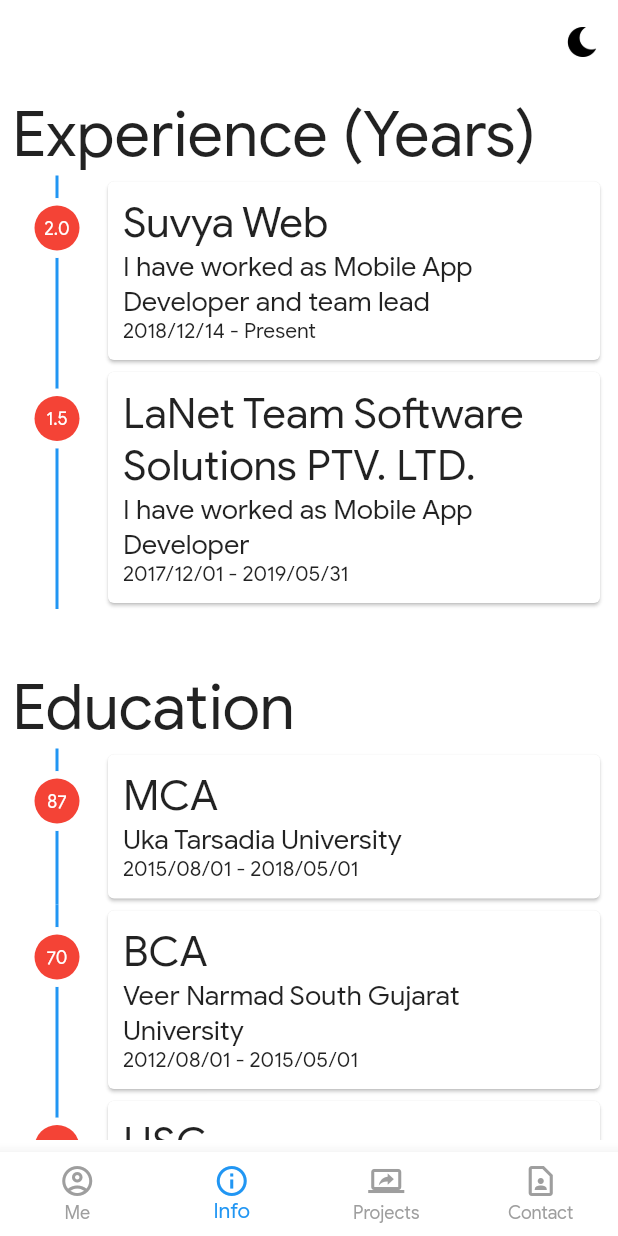
After one commit to hardikgpatel/hardikpatel_portfolio, a Flutter app: the screen it shows after launch, item 2 of the bottom bar chosen, on a phone screen of 412 x 824 dp. The commit adds this screen. Run offline on Flutter 3.47's test engine with Material 2 defaults, Android fonts, the phone set to English and light mode, and no system bars; our stand-ins replace flutter_screenutil, google_fonts; missing offline and left inert: dart:html.

Commit message:
Adding Project and Infrmation Screen

```diff
--- a/lib/ screens/about_screen.dart
+++ b/lib/ screens/about_screen.dart
@@ -22,7 +22,7 @@
               ),
               Text(
                 'Hey! I am Hardik Patel',
-                textScaleFactor: 3,
+                textScaleFactor: 2.8,
                 textAlign: TextAlign.center,
               ),
               SizedBox(
--- a/lib/ screens/home_screen.dart
+++ b/lib/ screens/home_screen.dart
@@ -1,7 +1,11 @@
 import 'package:flutter/material.dart';
+import 'package:flutter/rendering.dart';
 import 'package:flutter_screenutil/flutter_screenutil.dart';
 import 'package:google_fonts/google_fonts.dart';
 import 'package:hardikpatel/%20screens/about_screen.dart';
+import 'package:hardikpatel/%20screens/contact_screen.dart';
+import 'package:hardikpatel/%20screens/info_screen.dart';
+import 'package:hardikpatel/%20screens/project_screen.dart';
 import 'package:hardikpatel/config/assets.dart';
 import 'package:hardikpatel/utils/style_guid.dart';
 import 'package:hardikpatel/widgets/theme_inherited_widget.dart';
@@ -18,9 +22,9 @@
 
   static List<Widget> tabWidgets = <Widget>[
     AboutScreen(),
-    AboutScreen(),
-    AboutScreen(),
-    AboutScreen(),
+    InfoScreen(),
+    ProjectScreen(),
+    ContactScreen(),
   ];
 
   @override
@@ -38,18 +42,25 @@
         child: tabWidgets[_selectedTabIndex],
       ),
       bottomNavigationBar: BottomNavigationBar(
-        items: const <BottomNavigationBarItem>[
+        unselectedItemColor: Colors.grey,
+        showUnselectedLabels: true,
+        type: BottomNavigationBarType.fixed,
+        items: [
           BottomNavigationBarItem(
             icon: Icon(Icons.account_circle_outlined),
             title: Text('Me'),
           ),
           BottomNavigationBarItem(
-            icon: Icon(Icons.school_outlined),
-            title: Text('Education'),
+            icon: Icon(Icons.info_outline),
+            title: Text('Info'),
           ),
           BottomNavigationBarItem(
-            icon: Icon(Icons.mobile_screen_share_outlined),
+            icon: Icon(Icons.screen_share_outlined),
             title: Text('Projects'),
+          ),
+          BottomNavigationBarItem(
+            icon: Icon(Icons.contact_page_outlined),
+            title: Text('Contact'),
           ),
         ],
         currentIndex: _selectedTabIndex,
--- /dev/null
+++ b/lib/ screens/info_screen.dart
@@ -0,0 +1,200 @@
+import 'dart:ui';
+
+import 'package:flutter/material.dart';
+import 'package:hardikpatel/model/education_model.dart';
+import 'package:hardikpatel/model/experience_model.dart';
+import 'package:hardikpatel/widgets/responsive_widget.dart';
+import 'package:hardikpatel/widgets/theme_inherited_widget.dart';
+import 'package:intl/intl.dart';
+
+class InfoScreen extends StatefulWidget {
+  @override
+  _InfoScreenState createState() => _InfoScreenState();
+}
+
+class _InfoScreenState extends State<InfoScreen> {
+  List<ExperienceModel> _exp = [
+    ExperienceModel(
+      companyName: 'Suvya Web',
+      description: 'I have worked as Mobile App Developer and team lead',
+      startDate: DateTime(2018, 12, 14),
+      endDate: null,
+    ),
+    ExperienceModel(
+      companyName: 'LaNet Team Software Solutions PTV. LTD.',
+      description: 'I have worked as Mobile App Developer',
+      startDate: DateTime(2017, 12, 1),
+      endDate: DateTime(2019, 05, 31),
+    ),
+  ];
+
+  List<ExperienceModel> _edu = [
+    ExperienceModel(
+      companyName: 'MCA',
+      description: 'Uka Tarsadia University',
+      startDate: DateTime(2015, 08, 1),
+      endDate: DateTime(2018, 05, 1),
+      marks: '87',
+    ),
+    ExperienceModel(
+      companyName: 'BCA',
+      description: 'Veer Narmad South Gujarat University',
+      startDate: DateTime(2012, 08, 1),
+      endDate: DateTime(2015, 05, 1),
+      marks: '70',
+    ),
+    ExperienceModel(
+      companyName: 'HSC',
+      description: 'Gujarat Secondary and Higher Secondary Education Board',
+      startDate: DateTime(2015, 08, 1),
+      endDate: DateTime(2018, 05, 1),
+      marks: '57',
+    ),
+    ExperienceModel(
+      companyName: 'SSC',
+      description: 'Gujarat Secondary and Higher Secondary Education Board',
+      startDate: DateTime(2015, 08, 1),
+      endDate: DateTime(2018, 05, 1),
+      marks: '68',
+    ),
+  ];
+
+  @override
+  Widget build(BuildContext context) {
+    return Padding(
+      padding: EdgeInsets.all(8.0),
+      child: ResponsiveWidget(
+        largeScreen: Row(
+          children: [
+            Expanded(
+              flex: 1,
+              child: Container(),
+            ),
+            Expanded(
+              flex: 2,
+              child: SingleChildScrollView(child: content()),
+            ),
+            Expanded(
+              flex: 1,
+              child: Container(),
+            )
+          ],
+        ),
+        smallScreen: SingleChildScrollView(child: content()),
+      ),
+    );
+  }
+
+  Widget content() {
+    return Column(
+      crossAxisAlignment: CrossAxisAlignment.start,
+      mainAxisAlignment: MainAxisAlignment.start,
+      children: [
+        Text(
+          'Experience (Years)',
+          textScaleFactor: 3,
+        ),
+        ListView.builder(
+          itemCount: _exp.length,
+          shrinkWrap: true,
+          physics: NeverScrollableScrollPhysics(),
+          itemBuilder: (context, index) => experienceItem(_exp[index]),
+        ),
+        SizedBox(
+          height: 40,
+        ),
+        Text(
+          'Education',
+          textScaleFactor: 3,
+        ),
+        ListView.builder(
+          itemCount: _edu.length,
+          shrinkWrap: true,
+          physics: NeverScrollableScrollPhysics(),
+          itemBuilder: (context, index) => experienceItem(_edu[index]),
+        ),
+      ],
+    );
+  }
+
+  _getDiff(DateTime start, DateTime end) {
+    final difference = (end.difference(start).inDays / 365).toStringAsFixed(1);
+    return difference;
+  }
+
+  Widget experienceItem(ExperienceModel experienceModel) {
+    return Stack(
+      children: [
+        Padding(
+          padding: EdgeInsets.only(left: 60.0),
+          child: Card(
+            child: Padding(
+              padding: EdgeInsets.all(10.0),
+              child: Column(
+                crossAxisAlignment: CrossAxisAlignment.stretch,
+                children: [
+                  Text(
+                    experienceModel.companyName,
+                    textScaleFactor: 2,
+                  ),
+                  Text(
+                    experienceModel.description,
+                    textScaleFactor: 1.3,
+                  ),
+                  Text(
+                    '${DateFormat('yyyy/MM/dd').format(experienceModel.startDate)} - ${experienceModel.endDate != null ? DateFormat('yyyy/MM/dd').format(experienceModel.endDate) : 'Present'}',
+                  ),
+                ],
+              ),
+            ),
+          ),
+        ),
+        Positioned(
+          top: 0.0,
+          bottom: 0.0,
+          left: 29.0,
+          child: Container(
+            height: double.infinity,
+            width: 2.0,
+            color: Theme.of(context).accentColor,
+          ),
+        ),
+        Positioned(
+          top: 15,
+          //bottom: 0,
+          left: 10.0,
+          child: Container(
+            height: 40.0,
+            width: 40.0,
+            decoration: BoxDecoration(
+              shape: BoxShape.circle,
+              color: ThemeSwitcher.of(context).isDarkModeOn
+                  ? Colors.black
+                  : Colors.white,
+            ),
+            child: Container(
+              margin: EdgeInsets.all(5.0),
+              height: 30.0,
+              width: 30.0,
+              decoration: BoxDecoration(
+                shape: BoxShape.circle,
+                color: Colors.red,
+              ),
+              child: Center(
+                child: Text(
+                  experienceModel.marks!=null
+                      ? experienceModel.marks
+                      : '${_getDiff(experienceModel.startDate, experienceModel.endDate ?? DateTime.now())}',
+                  style: TextStyle(
+                    fontSize: 12,
+                    color: Colors.white,
+                  ),
+                ),
+              ),
+            ),
+          ),
+        )
+      ],
+    );
+  }
+}
--- /dev/null
+++ b/lib/model/experience_model.dart
@@ -0,0 +1,15 @@
+class ExperienceModel {
+  String companyName;
+  String description;
+  DateTime startDate;
+  DateTime endDate;
+  String marks;
+
+  ExperienceModel({
+    this.companyName,
+    this.description,
+    this.marks,
+    this.endDate,
+    this.startDate,
+  });
+}
--- /dev/null
+++ b/lib/widgets/responsive_widget.dart
@@ -0,0 +1,43 @@
+
+import 'package:flutter/material.dart';
+
+class ResponsiveWidget extends StatelessWidget {
+  final Widget largeScreen;
+  final Widget mediumScreen;
+  final Widget smallScreen;
+
+  const ResponsiveWidget(
+      {Key key,
+        @required this.largeScreen,
+        this.mediumScreen,
+        this.smallScreen})
+      : super(key: key);
+
+  static bool isSmallScreen(BuildContext context) {
+    return MediaQuery.of(context).size.width < 800;
+  }
+
+  static bool isLargeScreen(BuildContext context) {
+    return MediaQuery.of(context).size.width > 1200;
+  }
+
+  static bool isMediumScreen(BuildContext context) {
+    return MediaQuery.of(context).size.width > 800 &&
+        MediaQuery.of(context).size.width < 1200;
+  }
+
+  @override
+  Widget build(BuildContext context) {
+    return LayoutBuilder(
+      builder: (context, constraints) {
+        if (constraints.maxWidth > 1200) {
+          return largeScreen;
+        } else if (constraints.maxWidth < 1200 && constraints.maxWidth > 800) {
+          return mediumScreen ?? largeScreen;
+        } else {
+          return smallScreen ?? largeScreen;
+        }
+      },
+    );
+  }
+}
```
Also changed, not shown: lib/ screens/contact_screen.dart (added, +12 -0 lines), lib/ screens/project_screen.dart (added, +122 -0 lines), lib/model/education_model.dart (added, +15 -0 lines), lib/model/project_model.dart (added, +13 -0 lines), lib/widgets/project_widget.dart (added, +71 -0 lines).
